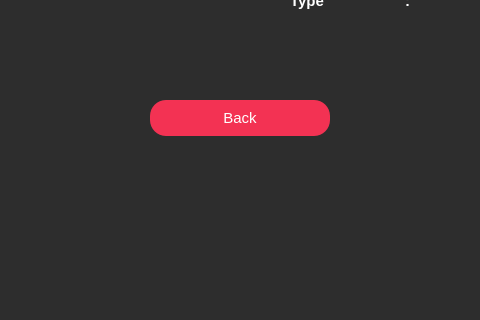
Before: the Qt Designer form Project/QTCPClient/employeeinfo.ui in kzlk/PayrollEmployeeSystem, drawn with Qt 5; both pictures show x 300 to 780 and y 280 to 600 of the 1080 by 600 pixel window.
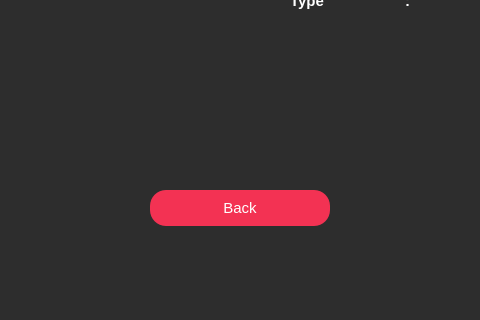
After: the same form once the commit is applied. Icons and pictures are not drawn.

What changed in the file:
```diff
--- a/Project/QTCPClient/employeeinfo.ui
+++ b/Project/QTCPClient/employeeinfo.ui
@@ -137,7 +137,7 @@
    <property name="geometry">
     <rect>
      <x>450</x>
-     <y>380</y>
+     <y>470</y>
      <width>180</width>
      <height>36</height>
     </rect>
```
Left out of the diff: 98 changed lines with no effect on the pictures.
